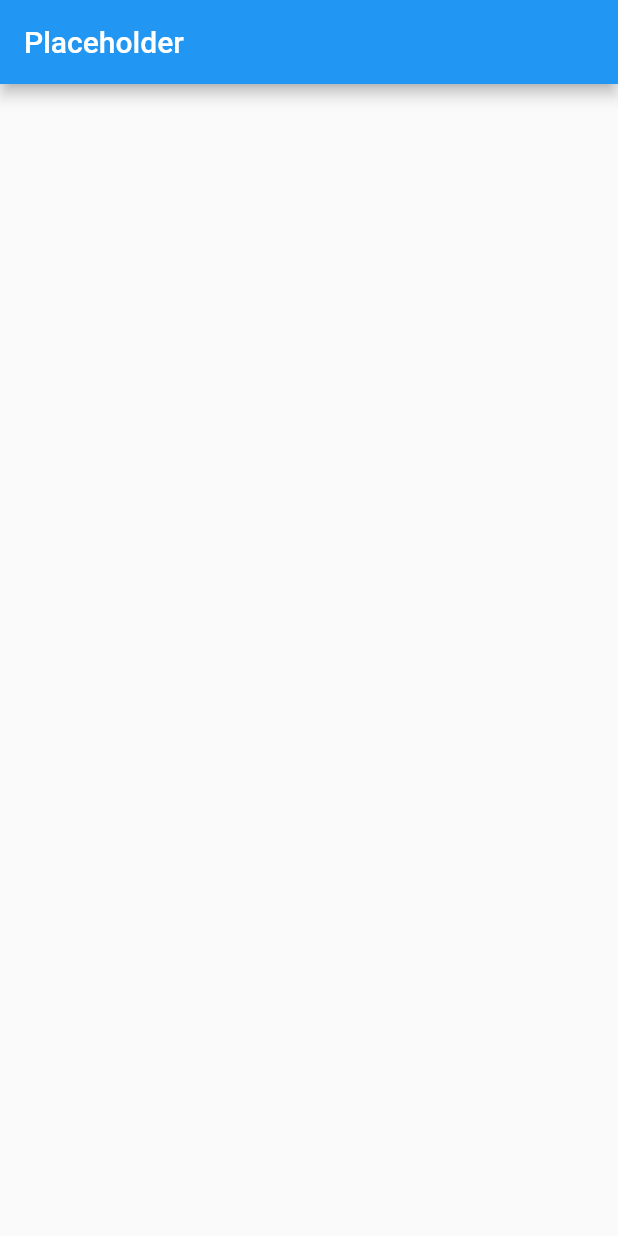
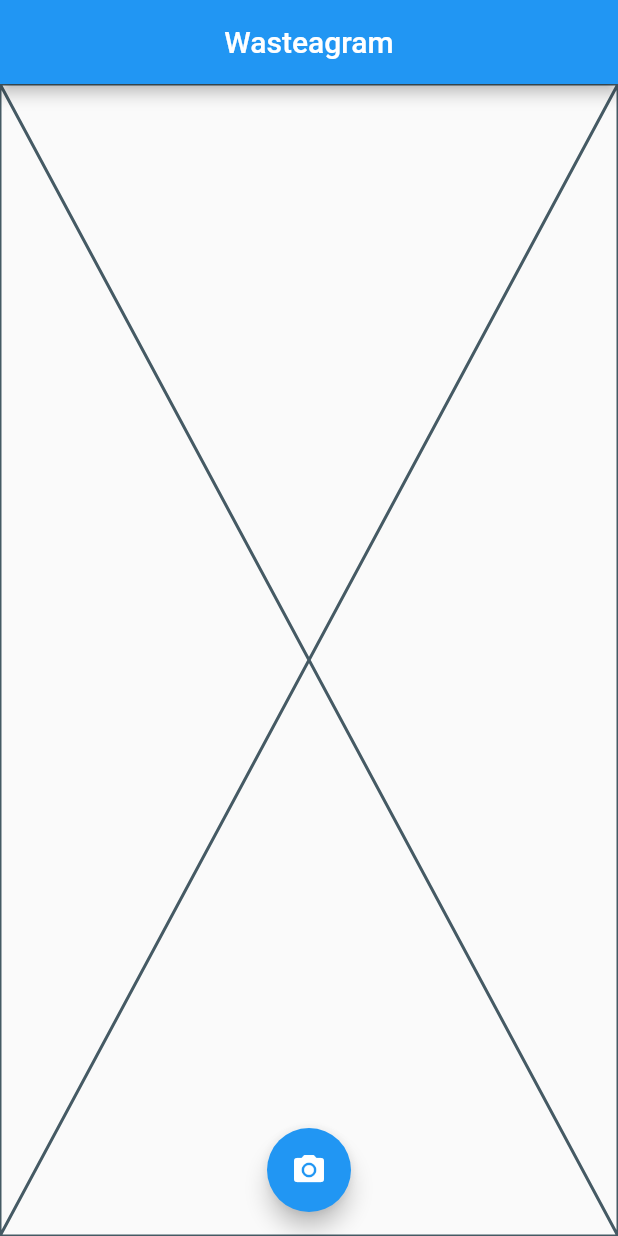
Before and after one commit to ABlair1/Wasteagram, a Flutter app: the screen it shows after launch, on a phone screen of 412 x 824 dp. Run offline on Flutter 3.47's test engine with Material 2 defaults, Android fonts, the phone set to English and light mode, and no system bars.

Commit message:
Added screen routing to app

```diff
--- a/wasteagram/lib/app.dart
+++ b/wasteagram/lib/app.dart
@@ -1,8 +1,16 @@
 import 'package:flutter/material.dart';
+import 'package:wasteagram/screens/new_post_screen.dart';
+import 'package:wasteagram/screens/post_detail_screen.dart';
+import 'package:wasteagram/screens/post_list_screen.dart';
 
 class App extends StatefulWidget {
 
-  final String appTitle = 'Wasteagram';
+  static const String appTitle = 'Wasteagram';
+  static final routes = {
+    PostListScreen.routeName: (context) => const PostListScreen(),
+    PostDetailScreen.routeName: (context) => const PostDetailScreen(),
+    NewPostScreen.routeName: (context) => const NewPostScreen(),
+  };
 
   const App({ Key? key }) : super(key: key);
 
@@ -14,8 +22,9 @@ class _AppState extends State<App> {
   @override
   Widget build(BuildContext context) {
     return MaterialApp(
-      title: widget.appTitle,
-      home: Scaffold(appBar: AppBar(title: Text('Placeholder'),), body: Center(),)
+      title: App.appTitle,
+      routes: App.routes,
+      initialRoute: PostListScreen.routeName,
     );
   }
 }
--- /dev/null
+++ b/wasteagram/lib/screens/post_list_screen.dart
@@ -0,0 +1,26 @@
+import 'package:flutter/material.dart';
+import 'package:wasteagram/screens/new_post_screen.dart';
+
+class PostListScreen extends StatelessWidget {
+
+  static const routeName = 'postList';
+  final title = 'Wasteagram';
+
+  const PostListScreen({ Key? key }) : super(key: key);
+
+  @override
+  Widget build(BuildContext context) {
+    return Scaffold(
+      appBar: AppBar(
+        title: Text(title),
+        centerTitle: true,
+      ),
+      body: const Placeholder(),
+      floatingActionButton: FloatingActionButton(
+        child: const Icon(Icons.photo_camera),
+        onPressed: () => Navigator.of(context).pushNamed(NewPostScreen.routeName),
+      ),
+      floatingActionButtonLocation: FloatingActionButtonLocation.centerFloat,
+    );
+  }
+}
```
Also changed, not shown: wasteagram/lib/components/pop_button.dart (added, +13 -0 lines), wasteagram/lib/screens/new_post_screen.dart (added, +21 -0 lines), wasteagram/lib/screens/post_detail_screen.dart (added, +21 -0 lines).
